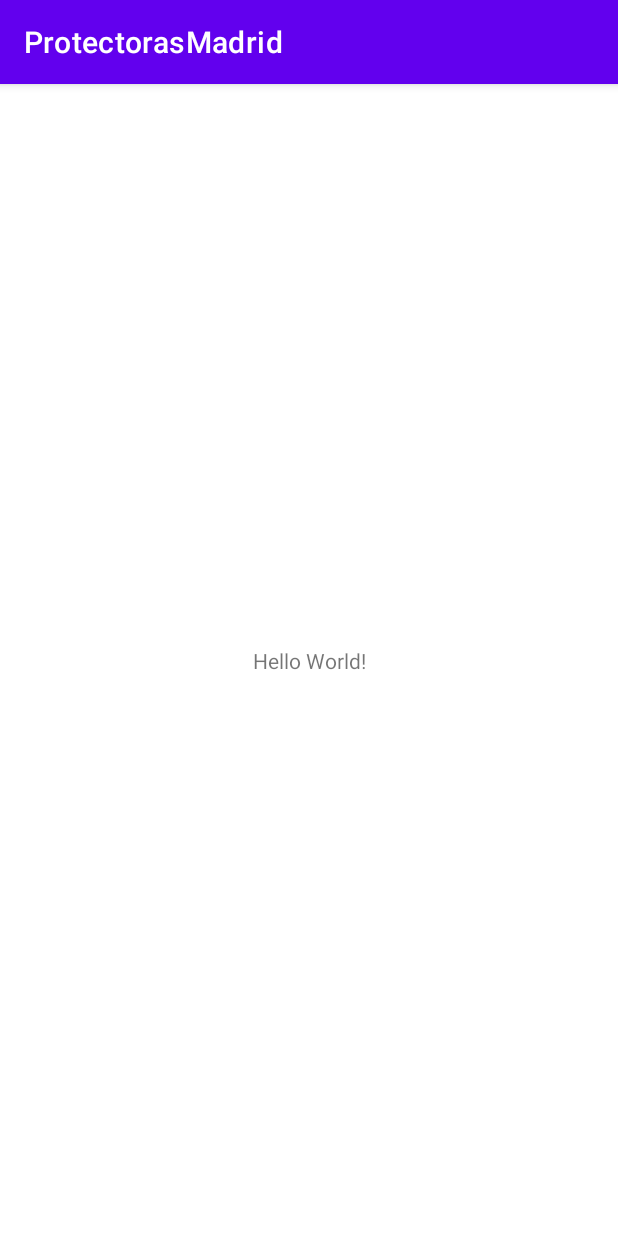
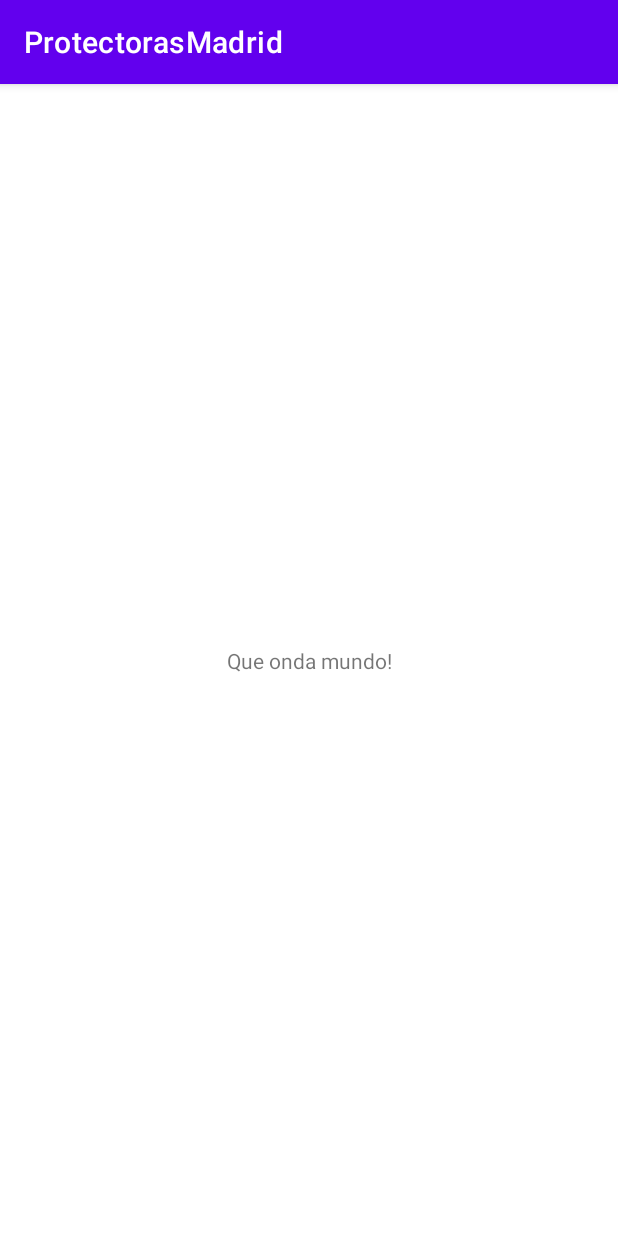
Before and after one commit to Protectoras-Madrid/ProtectorasMadrid-pruebas-, an Android app: the screen it shows after launch (MainActivity), on a phone screen of 412 x 824 dp. Run offline under Robolectric (Android 15) with nearby library versions, the phone set to English and light mode, and no system bars.

Commit message:
Cambio del layout de hollo world a que onda mundo

```diff
--- a/app/src/main/res/layout/activity_main.xml
+++ b/app/src/main/res/layout/activity_main.xml
@@ -9,7 +9,7 @@
     <TextView
         android:layout_width="wrap_content"
         android:layout_height="wrap_content"
-        android:text="Hello World!"
+        android:text="Que onda mundo!"
         app:layout_constraintBottom_toBottomOf="parent"
         app:layout_constraintLeft_toLeftOf="parent"
         app:layout_constraintRight_toRightOf="parent"
```
